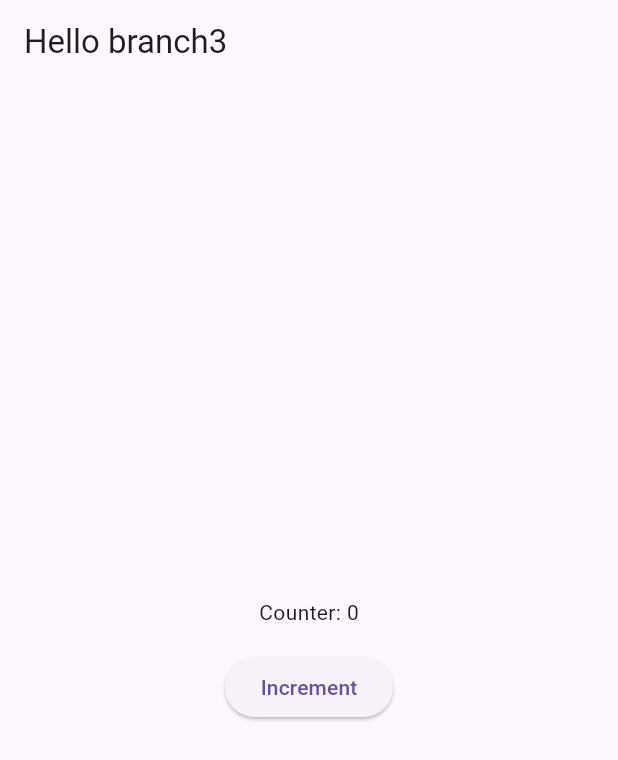
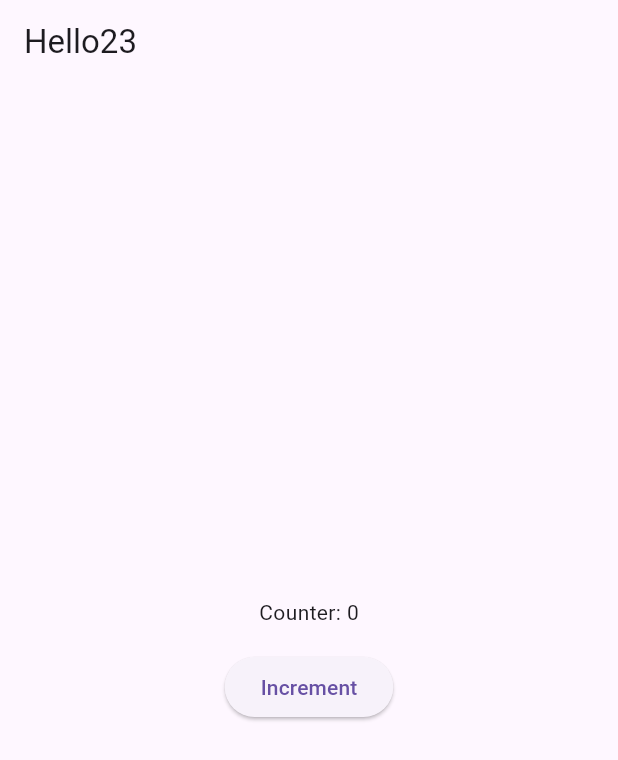
Before and after one commit to abdulmalick42/demomc, a Flutter app: the screen it shows after launch, on a phone screen of 412 x 824 dp. Shown: the top 760 px of the screen. Run offline on Flutter 3.47's test engine with Material 3 defaults, Android fonts, the light colour scheme and no system bars.

Commit message:
add text

```diff
--- a/lib/main.dart
+++ b/lib/main.dart
@@ -24,7 +24,7 @@ class MergeHome extends StatefulWidget {
 }
 
 class _MergeHomeState extends State<MergeHome> {
-  String title = 'Hello branch3';
+  String title = 'Hello23';
 
   int counter = 0;
 
```
